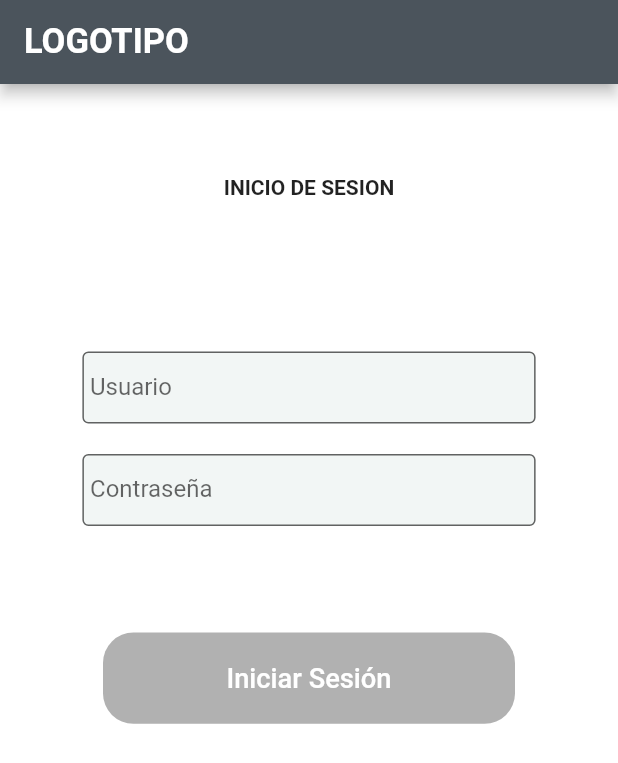
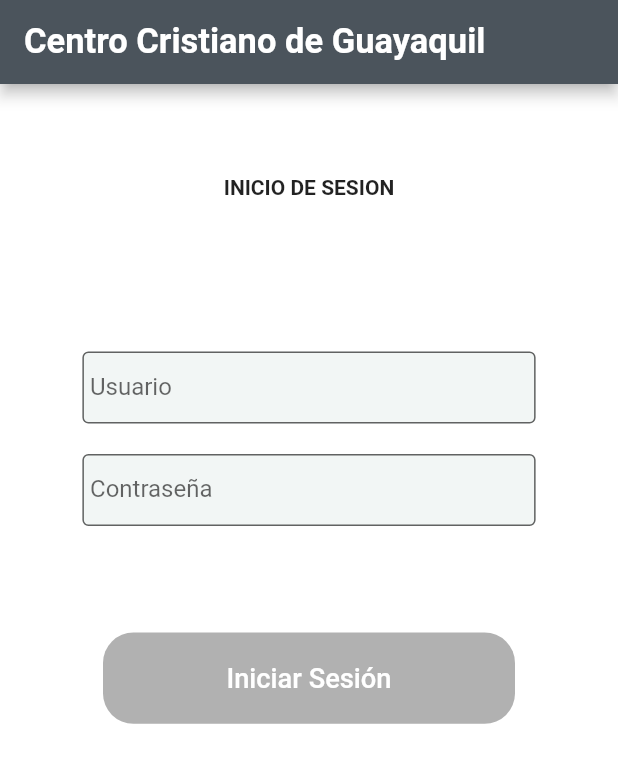
Before and after one commit to jeffpr11/proyecto4_mobile, a Flutter app: the screen it shows after launch, on a phone screen of 412 x 824 dp. Shown: the top 763 px of the screen. Run offline on Flutter 3.47's test engine with Material 2 defaults, Android fonts, the phone set to English and light mode, and no system bars; our stand-ins replace auto_route, dio, flutter_secure_storage; missing offline and left inert: jwt_decode; accounts and stored records are empty.

Commit message:
CCG release

```diff
--- a/lib/screens/home/home.dart
+++ b/lib/screens/home/home.dart
@@ -35,7 +35,7 @@ class HomeState extends State<Home> {
     return Scaffold(
       appBar: AppBar(
         title: const Text(
-          "LOGOTIPO",
+          "Centro Cristiano de Guayaquil",
           textScaleFactor: 1.15,
           style: TextStyle(
             fontWeight: FontWeight.bold,
--- a/lib/screens/login/login.dart
+++ b/lib/screens/login/login.dart
@@ -22,7 +22,7 @@ class LoginState extends State<Login> {
     return Scaffold(
       appBar: AppBar(
         title: const Text(
-          "LOGOTIPO",
+          "Centro Cristiano de Guayaquil",
           textScaleFactor: 1.15,
           style: TextStyle(
             fontWeight: FontWeight.bold,
```
Also changed, not shown: 70 other files.
